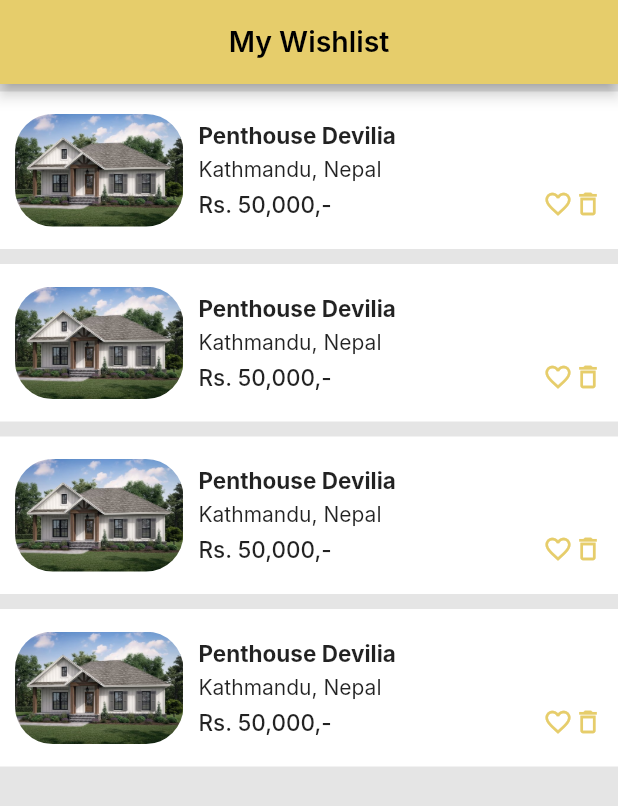
After one commit to baidya07/real-estate-app, a Flutter app: the screen it shows after launch, on a phone screen of 412 x 824 dp. The commit adds this screen. Shown: the top 806 px of the screen. Run offline on Flutter 3.47's test engine with Material 2 defaults, Android fonts, the phone set to English and light mode, and no system bars; our stand-ins replace auto_route, device_preview, flutter_dotenv, flutter_svg, form_builder_validators, get_it and 2 more; Roboto replaces fonts that are missing (Inter).

Commit message:
feat: favorite page added

```diff
--- /dev/null
+++ b/lib/app/pages/favorite_page/favorite_page.dart
@@ -0,0 +1,120 @@
+import 'package:flutter/material.dart';
+import 'package:real_estate_app/app/resources/size_constants.dart';
+
+final horizontalEdgePadding = 10.0;
+final verticalEdgePadding = 15.0;
+
+class FavoritePage extends StatelessWidget {
+  const FavoritePage({Key? key}) : super(key: key);
+
+  @override
+  Widget build(BuildContext context) {
+    return Scaffold(
+      appBar: AppBar(
+        centerTitle: true,
+        title: Text('My Wishlist',
+            style: Theme.of(context)
+                .textTheme
+                .headline3
+                ?.copyWith(color: Colors.black)),
+      ),
+      backgroundColor: const Color(0xffE5E5E5),
+      body: SingleChildScrollView(
+        child: SafeArea(
+          child: Column(
+              mainAxisSize: MainAxisSize.min,
+              children: List.generate(4, (index) {
+                return Column(
+                  children: [
+                    SBC.sH,
+                    const _ProductWishlist(),
+                    SBC.sH,
+                  ],
+                );
+              })),
+        ),
+      ),
+    );
+  }
+}
+
+class _ProductWishlist extends StatelessWidget {
+  const _ProductWishlist({
+    Key? key,
+  }) : super(key: key);
+
+  @override
+  Widget build(BuildContext context) {
+    return Container(
+      color: Colors.white,
+      child: Padding(
+        padding: EdgeInsets.symmetric(
+            horizontal: horizontalEdgePadding, vertical: verticalEdgePadding),
+        // ignore: avoid_unnecessary_containers
+        child: Row(
+          mainAxisSize: MainAxisSize.min,
+          children: [
+            ClipRRect(
+              borderRadius: BorderRadius.circular(25.0),
+              child: Image.asset(
+                'assets/images/dummy_images/house1_image.jpg',
+                height: 75,
+              ),
+            ),
+            // Expanded(
+            //   child: Image.asset(
+            //     'assets/images/dummy_images/house1_image.jpg',
+            //     height: 75,
+            //   ),
+            // ),
+            SBC.lW,
+            Expanded(
+              child: Column(
+                // mainAxisSize: MainAxisSize.min,
+                crossAxisAlignment: CrossAxisAlignment.start,
+                children: [
+                  Text('Penthouse Devilia',
+                      style: Theme.of(context)
+                          .textTheme
+                          .bodyText1
+                          ?.copyWith(fontWeight: FontWeight.bold)),
+                  SBC.sH,
+                  const Text('Kathmandu, Nepal'),
+                  SBC.sH,
+                  Row(
+                    mainAxisAlignment: MainAxisAlignment.spaceBetween,
+                    children: [
+                      Text('Rs. 50,000,-',
+                          style: Theme.of(context)
+                              .textTheme
+                              .bodyText1
+                              ?.copyWith(fontWeight: FontWeight.w500)),
+                      Row(
+                        mainAxisAlignment: MainAxisAlignment.spaceBetween,
+                        children: [
+                          InkWell(
+                              onTap: () {},
+                              child: const Icon(
+                                Icons.favorite_outline,
+                                size: 20,
+                              )),
+                          InkWell(
+                            onTap: () {},
+                            child: const Icon(
+                              Icons.delete_outline,
+                              size: 20,
+                            ),
+                          ),
+                        ],
+                      ),
+                    ],
+                  )
+                ],
+              ),
+            ),
+          ],
+        ),
+      ),
+    );
+  }
+}
--- a/lib/main.dev.dart
+++ b/lib/main.dev.dart
@@ -1,4 +1,5 @@
 import 'package:device_preview/device_preview.dart';
+
 import 'package:flutter/material.dart';
 import 'package:real_estate_app/main_common.dart';
 
```
Also changed, not shown: lib/app/pages/dashboard_page.dart (+59 -17 lines), lib/app/pages/profile_page/profile_page.dart (+8 -3 lines), lib/app/pages/splash_screen/splash_screen.dart (+14 -7 lines), lib/routes/router.dart (+9 -1 lines), pubspec.yaml (+5 -5 lines), assets/house.jpg (deleted), assets/house1_image.jpg (deleted), lib/routes/router.gr.dart, pubspec.lock, 1 other file.
